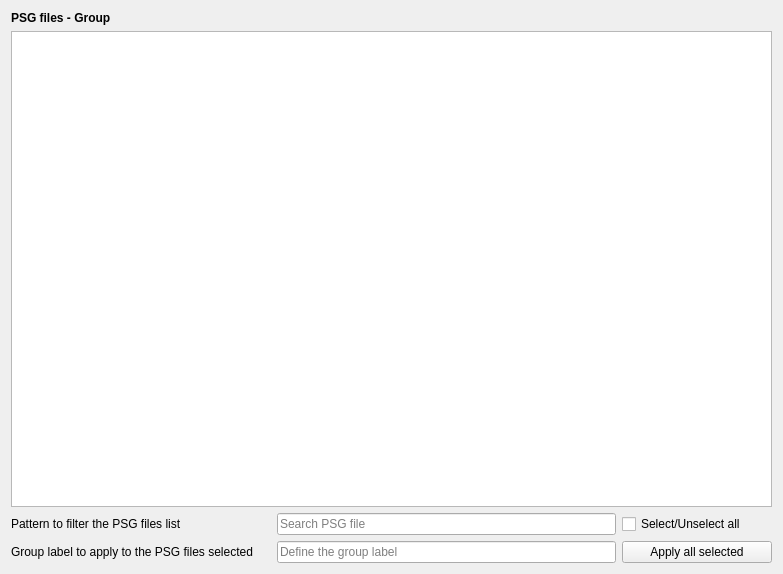
First picture: the form in tools/CEAMSTools/PSAImages/GroupDefinition/Ui_GroupDefinition.ui, repository SnoozToolbox/snooz-package-ceams, before the edit.
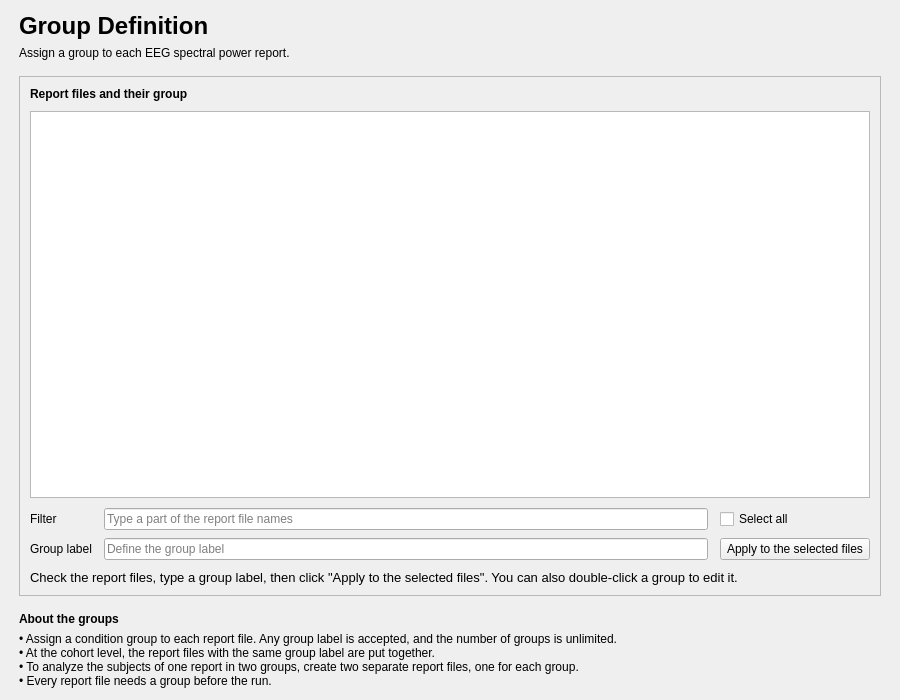
Second picture: the form after the edit.

Commit message: Visualize EEG Spectral Power: redesigned pages (tool 2.2.1, module PSA Pics Generator 2.1.2)

```diff
--- a/tools/CEAMSTools/PSAImages/GroupDefinition/Ui_GroupDefinition.ui
+++ b/tools/CEAMSTools/PSAImages/GroupDefinition/Ui_GroupDefinition.ui
@@ -6,25 +6,106 @@
    <rect>
     <x>0</x>
     <y>0</y>
-    <width>783</width>
-    <height>574</height>
+    <width>900</width>
+    <height>700</height>
    </rect>
   </property>
   <property name="windowTitle">
    <string/>
   </property>
-  <layout class="QHBoxLayout" name="horizontalLayout">
-   <item>
     <layout class="QVBoxLayout" name="verticalLayout">
+   <property name="spacing">
+    <number>16</number>
+   </property>
+   <property name="leftMargin">
+    <number>19</number>
+   </property>
+   <property name="topMargin">
+    <number>12</number>
+   </property>
+   <property name="rightMargin">
+    <number>19</number>
+   </property>
+   <property name="bottomMargin">
+    <number>12</number>
+   </property>
+   <item>
+    <layout class="QVBoxLayout" name="header_layout">
+     <property name="spacing">
+      <number>6</number>
+     </property>
+     <item>
+      <widget class="QLabel" name="title_label">
+       <property name="font">
+        <font>
+         <pointsize>18</pointsize>
+         <bold>true</bold>
+        </font>
+       </property>
+       <property name="text">
+        <string>Group Definition</string>
+       </property>
+      </widget>
+     </item>
+     <item>
+      <widget class="QLabel" name="subtitle_label">
+       <property name="text">
+        <string>Assign a group to each EEG spectral power report.</string>
+       </property>
+       <property name="wordWrap">
+        <bool>true</bool>
+       </property>
+       <property name="variant" stdset="0">
+        <string notr="true">help</string>
+       </property>
+      </widget>
+     </item>
+    </layout>
+   </item>
+   <item>
+    <widget class="QFrame" name="files_card">
+     <property name="frameShape">
+      <enum>QFrame::Shape::StyledPanel</enum>
+     </property>
+     <property name="frameShadow">
+      <enum>QFrame::Shadow::Raised</enum>
+     </property>
+     <layout class="QVBoxLayout" name="files_card_layout">
+      <property name="spacing">
+       <number>10</number>
+      </property>
+      <property name="leftMargin">
+       <number>10</number>
+      </property>
+      <property name="topMargin">
+       <number>10</number>
+      </property>
+      <property name="rightMargin">
+       <number>10</number>
+      </property>
+      <property name="bottomMargin">
+       <number>10</number>
+      </property>
      <item>
       <widget class="QLabel" name="label">
+        <property name="font">
+         <font>
+          <bold>true</bold>
+         </font>
+        </property>
        <property name="text">
-        <string>&lt;html&gt;&lt;head/&gt;&lt;body&gt;&lt;p&gt;&lt;span style=&quot; font-weight:600;&quot;&gt;PSG files - Group &lt;/span&gt;&lt;/p&gt;&lt;/body&gt;&lt;/html&gt;</string>
+         <string>Report files and their group</string>
        </property>
       </widget>
      </item>
      <item>
       <widget class="QTableView" name="tableView_group">
+        <property name="minimumSize">
+         <size>
+          <width>0</width>
+          <height>240</height>
+         </size>
+        </property>
        <property name="contextMenuPolicy">
         <enum>Qt::DefaultContextMenu</enum>
        </property>
@@ -49,24 +130,44 @@
       </widget>
      </item>
      <item>
-      <layout class="QGridLayout" name="gridLayout">
-       <item row="1" column="2">
-        <widget class="QPushButton" name="pushButton_apply">
+       <layout class="QGridLayout" name="group_grid" columnstretch="0,1,0">
+        <property name="horizontalSpacing">
+         <number>12</number>
+        </property>
+        <property name="verticalSpacing">
+         <number>8</number>
+        </property>
+        <item row="0" column="0">
+         <widget class="QLabel" name="label_2">
          <property name="text">
-          <string>Apply all selected</string>
+           <string>Filter</string>
+          </property>
+         </widget>
+        </item>
+        <item row="0" column="1">
+         <widget class="QLineEdit" name="lineEdit_search">
+          <property name="placeholderText">
+           <string>Type a part of the report file names</string>
          </property>
         </widget>
        </item>
        <item row="0" column="2">
         <widget class="QCheckBox" name="checkBox_SelectAll">
+          <property name="text">
+           <string>Select all</string>
+          </property>
          <property name="minimumSize">
           <size>
            <width>150</width>
            <height>0</height>
           </size>
          </property>
+         </widget>
+        </item>
+        <item row="1" column="0">
+         <widget class="QLabel" name="label_3">
          <property name="text">
-          <string>Select/Unselect all</string>
+           <string>Group label</string>
          </property>
         </widget>
        </item>
@@ -77,40 +178,68 @@
          </property>
         </widget>
        </item>
-       <item row="0" column="1">
-        <widget class="QLineEdit" name="lineEdit_search">
-         <property name="placeholderText">
-          <string>Search PSG file</string>
+        <item row="1" column="2">
+         <widget class="QPushButton" name="pushButton_apply">
+          <property name="text">
+           <string>Apply to the selected files</string>
          </property>
         </widget>
        </item>
-       <item row="0" column="0">
-        <widget class="QLabel" name="label_2">
-         <property name="minimumSize">
-          <size>
-           <width>200</width>
-           <height>0</height>
-          </size>
+       </layout>
+      </item>
+      <item>
+       <widget class="QLabel" name="group_help_label">
+        <property name="font">
+         <font>
+          <pointsize>10</pointsize>
+         </font>
          </property>
          <property name="text">
-          <string>Pattern to filter the PSG files list</string>
-         </property>
-        </widget>
-       </item>
-       <item row="1" column="0">
-        <widget class="QLabel" name="label_3">
-         <property name="minimumSize">
-          <size>
-           <width>260</width>
-           <height>0</height>
-          </size>
-         </property>
+         <string>Check the report files, type a group label, then click "Apply to the selected files". You can also double-click a group to edit it.</string>
+        </property>
+        <property name="wordWrap">
+         <bool>true</bool>
+        </property>
+        <property name="variant" stdset="0">
+         <string notr="true">help</string>
+        </property>
+       </widget>
+      </item>
+     </layout>
+    </widget>
+   </item>
+   <item>
+    <layout class="QVBoxLayout" name="about_groups_layout">
+     <property name="spacing">
+      <number>6</number>
+     </property>
+     <item>
+      <widget class="QLabel" name="about_groups_title_label">
+       <property name="font">
+        <font>
+         <bold>true</bold>
+        </font>
+       </property>
          <property name="text">
-          <string>Group label to apply to the PSG files selected</string>
+        <string>About the groups</string>
          </property>
         </widget>
        </item>
-      </layout>
+     <item>
+      <widget class="QLabel" name="about_groups_label">
+       <property name="text">
+        <string>• Assign a condition group to each report file. Any group label is accepted, and the number of groups is unlimited.&lt;br/&gt;• At the cohort level, the report files with the same group label are put together.&lt;br/&gt;• To analyze the subjects of one report in two groups, create two separate report files, one for each group.&lt;br/&gt;• Every report file needs a group before the run.</string>
+       </property>
+       <property name="textFormat">
+        <enum>Qt::TextFormat::RichText</enum>
+       </property>
+       <property name="wordWrap">
+        <bool>true</bool>
+       </property>
+       <property name="variant" stdset="0">
+        <string notr="true">help</string>
+       </property>
+      </widget>
      </item>
     </layout>
    </item>
```
Left out of the diff: 4 changed lines with no effect on the pictures. Lines whose indentation alone changed are shown as unchanged. The commit also changes 18 other files.
